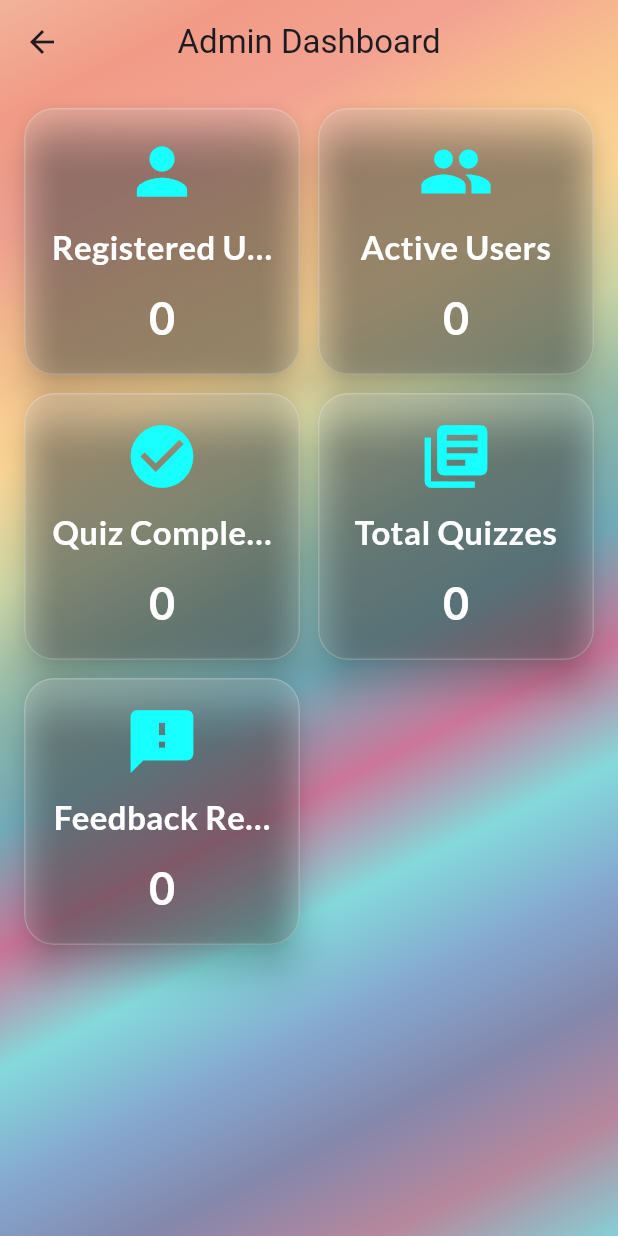
After one commit to BS-PMC-2024/BS-PMC-2024-Team18, a Flutter app: the AdminHomePage screen opened directly, after a tap on "dashboard page", on a phone screen of 412 x 824 dp. The commit adds this screen. Run offline on Flutter 3.47's test engine with Material 3 defaults, Android fonts, the phone set to English and light mode, and no system bars; our stand-ins replace animated_text_kit, file_picker, firebase_auth, firebase_core, firebase_database, fl_chart and 5 more; missing offline and left inert: easy_separator, syncfusion_flutter_pdf; accounts and stored records are empty.

Commit message:
BSPMS2418-95

```diff
--- /dev/null
+++ b/quiz_learn_app_ai/lib/admin_pages/admin_dashboard_page.dart
@@ -0,0 +1,251 @@
+import 'package:flutter/material.dart';
+import 'package:google_fonts/google_fonts.dart';
+import 'package:flutter_staggered_grid_view/flutter_staggered_grid_view.dart';
+import 'package:quiz_learn_app_ai/services/firebase_service.dart';
+import 'package:animations/animations.dart';
+import 'package:fl_chart/fl_chart.dart';
+
+class AdminDashboardPage extends StatefulWidget {
+  const AdminDashboardPage({super.key});
+
+  @override
+  AdminDashboardPageState createState() => AdminDashboardPageState();
+}
+
+class AdminDashboardPageState extends State<AdminDashboardPage> {
+  final FirebaseService _firebaseService = FirebaseService();
+
+  int _registeredUserCount = 0;
+  int _activeUserCount = 0;
+  int _quizCompletionCount = 0;
+  int _totalQuizzesCreated = 0;
+  int _totalFeedbackReceived = 0;
+  List<String> _systemAlerts = [];
+
+  @override
+  void initState() {
+    super.initState();
+    _loadMetrics();
+  }
+
+  Future<void> _loadMetrics() async {
+    try {
+      final registeredUserCount = await _firebaseService.getRegisteredUserCount();
+      final activeUserCount = await _firebaseService.getActiveUserCount();
+      final quizCompletionCount = await _firebaseService.getQuizCompletionCount();
+      final totalQuizzesCreated = await _firebaseService.getTotalQuizzesCreated();
+      final totalFeedbackReceived = await _firebaseService.getTotalFeedbackReceived();
+      final systemAlerts = await _firebaseService.getSystemPerformanceAlerts();
+
+      setState(() {
+        _registeredUserCount = registeredUserCount;
+        _activeUserCount = activeUserCount;
+        _quizCompletionCount = quizCompletionCount;
+        _totalQuizzesCreated = totalQuizzesCreated;
+        _totalFeedbackReceived = totalFeedbackReceived;
+        _systemAlerts = systemAlerts;
+      });
+    } catch (e) {
+      // Handle error
+    }
+  }
+
+  @override
+  Widget build(BuildContext context) {
+    return Scaffold(
+      appBar: AppBar(
+        title: const Text('Admin Dashboard'),
+        centerTitle: true,
+        backgroundColor: Colors.transparent,
+        elevation: 0,
+      ),
+      extendBodyBehindAppBar: true,
+      body: Container(
+        decoration: const BoxDecoration(
+          gradient: LinearGradient(
+            begin: Alignment.topLeft,
+            end: Alignment.bottomRight,
+            colors: [
+              Color(0xFFf2b39b),
+              Color(0xFFf19b86),
+              Color(0xFFf3a292),
+              Color(0xFFf8c18e),
+              Color(0xFFfcd797),
+              Color(0xFFcdd7a7),
+              Color(0xFF8fb8aa),
+              Color(0xFF73adbb),
+              Color(0xFFcc7699),
+              Color(0xFF84d9db),
+              Color(0xFF85a8cf),
+              Color(0xFF8487ac),
+              Color(0xFFb7879c),
+              Color(0xFF86cfd6),
+            ],
+          ),
+        ),
+        padding: const EdgeInsets.all(16.0),
+        child: MasonryGridView.count(
+          crossAxisCount: 2,
+          mainAxisSpacing: 12,
+          crossAxisSpacing: 12,
+          itemCount: 5 + _systemAlerts.length,
+          itemBuilder: (context, index) {
+            if (index < 5) {
+              switch (index) {
+                case 0:
+                  return _buildMetricCard('Registered Users', _registeredUserCount, Icons.person);
+                case 1:
+                  return _buildMetricCard('Active Users', _activeUserCount, Icons.people);
+                case 2:
+                  return _buildMetricCard('Quiz Completions', _quizCompletionCount, Icons.check_circle);
+                case 3:
+                  return _buildMetricCard('Total Quizzes', _totalQuizzesCreated, Icons.library_books);
+                case 4:
+                  return _buildMetricCard('Feedback Received', _totalFeedbackReceived, Icons.feedback);
+              }
+            } else {
+              return _buildAlertCard(_systemAlerts[index - 5]);
+            }
+            return Container();
+          },
+        ),
+      ),
+    );
+  }
+
+  Widget _buildMetricCard(String title, dynamic value, IconData icon) {
+    return OpenContainer(
+      closedElevation: 10,
+      closedShape: RoundedRectangleBorder(borderRadius: BorderRadius.circular(20)),
+      closedColor: Colors.white.withOpacity(0.1),
+      openBuilder: (context, _) => DetailPage(title: title, value: value),
+      closedBuilder: (context, openContainer) => GestureDetector(
+        onTap: openContainer,
+        child: Container(
+          padding: const EdgeInsets.all(16.0),
+          decoration: BoxDecoration(
+            boxShadow: const [
+              BoxShadow(
+                color: Colors.black26,
+                blurRadius: 20,
+                offset: Offset(0, 10),
+              ),
+            ],
+            borderRadius: BorderRadius.circular(20),
+            border: Border.all(color: Colors.white.withOpacity(0.2)),
+            gradient: LinearGradient(
+              colors: [Colors.white.withOpacity(0.1), Colors.white.withOpacity(0.05)],
+              begin: Alignment.topLeft,
+              end: Alignment.bottomRight,
+            ),
+          ),
+          child: Column(
+            mainAxisAlignment: MainAxisAlignment.center,
+            children: [
+              Icon(icon, size: 50, color: Colors.cyanAccent),
+              const SizedBox(height: 10),
+              Text(
+                title,
+                style: GoogleFonts.lato(fontSize: 22, fontWeight: FontWeight.bold, color: Colors.white),
+                textAlign: TextAlign.center,
+                overflow: TextOverflow.ellipsis,
+                maxLines: 1,
+              ),
+              const SizedBox(height: 10),
+              Text(
+                value.toString(),
+                style: GoogleFonts.lato(fontSize: 30, fontWeight: FontWeight.bold, color: Colors.white),
+              ),
+            ],
+          ),
+        ),
+      ),
+    );
+  }
+
+  Widget _buildAlertCard(String alert) {
+    return Card(
+      elevation: 10,
+      shape: RoundedRectangleBorder(borderRadius: BorderRadius.circular(20)),
+      color: Colors.redAccent.withOpacity(0.1),
+      child: Container(
+        padding: const EdgeInsets.all(16.0),
+        child: Column(
+          mainAxisAlignment: MainAxisAlignment.center,
+          children: [
+            const Icon(Icons.warning, size: 50, color: Colors.redAccent),
+            const SizedBox(height: 10),
+            Text(
+              'Alert',
+              style: GoogleFonts.lato(fontSize: 22, fontWeight: FontWeight.bold, color: Colors.redAccent),
+              textAlign: TextAlign.center,
+              overflow: TextOverflow.ellipsis,
+              maxLines: 1,
+            ),
+            const SizedBox(height: 10),
+            Text(
+              alert,
+              style: GoogleFonts.lato(fontSize: 16, color: Colors.redAccent),
+              textAlign: TextAlign.center,
+              overflow: TextOverflow.ellipsis,
+              maxLines: 2,
+            ),
+          ],
+        ),
+      ),
+    );
+  }
+}
+
+class DetailPage extends StatelessWidget {
+  final String title;
+  final dynamic value;
+
+  const DetailPage({super.key, required this.title, required this.value});
+
+  @override
+  Widget build(BuildContext context) {
+    return Scaffold(
+      appBar: AppBar(
+        title: Text(title),
+        backgroundColor: Colors.blue,
+      ),
+      body: Center(
+        child: Padding(
+          padding: const EdgeInsets.all(16.0),
+          child: LineChart(
+            LineChartData(
+              gridData: const FlGridData(show: true, drawVerticalLine: true),
+              borderData: FlBorderData(
+                show: true,
+                border: Border.all(color: Colors.white.withOpacity(0.2)),
+              ),
+              lineBarsData: [
+                LineChartBarData(
+                  spots: [
+                    FlSpot(0, value.toDouble()),
+                    FlSpot(1, value.toDouble() + 1),
+                    FlSpot(2, value.toDouble() - 1),
+                    FlSpot(3, value.toDouble() + 2),
+                  ],
+                  isCurved: true,
+                  color: Colors.cyanAccent,
+                  barWidth: 4,
+                  belowBarData: BarAreaData(show: true, color: Colors.cyanAccent.withOpacity(0.3)),
+                ),
+              ],
+              titlesData: const FlTitlesData(
+                leftTitles: AxisTitles(
+                  sideTitles: SideTitles(showTitles: true, reservedSize: 40),
+                ),
+                bottomTitles: AxisTitles(
+                  sideTitles: SideTitles(showTitles: true, reservedSize: 40),
+                ),
+              ),
+            ),
+          ),
+        ),
+      ),
+    );
+  }
+}
--- a/quiz_learn_app_ai/lib/admin_pages/admin_home_page.dart
+++ b/quiz_learn_app_ai/lib/admin_pages/admin_home_page.dart
@@ -3,6 +3,7 @@ import 'package:flutter/material.dart';
 import 'package:firebase_auth/firebase_auth.dart';
 import 'package:animated_text_kit/animated_text_kit.dart';
 import 'package:quiz_learn_app_ai/admin_pages/admin_compliance_page.dart';
+import 'package:quiz_learn_app_ai/admin_pages/admin_dashboard_page.dart';
 import 'package:quiz_learn_app_ai/admin_pages/admin_quiz_reports_page.dart';
 import 'package:quiz_learn_app_ai/admin_pages/admin_user_management_page.dart';
 import 'package:quiz_learn_app_ai/auth_pages/auth.dart';
@@ -293,6 +294,17 @@ String _formatUserName(String? email) {
             );
           },
         ),
+          _buildActionCard(
+          icon: Icons.monitor,
+          title: 'dashboard page',
+          description: 'monitor platform metrics.',
+          onTap: () {
+            Navigator.push(
+              context,
+              MaterialPageRoute(builder: (context) => const AdminDashboardPage()),
+            );
+          },
+        ),
       ],
     );
   }
--- a/quiz_learn_app_ai/lib/lecturer_pages/lecturer_home_page.dart
+++ b/quiz_learn_app_ai/lib/lecturer_pages/lecturer_home_page.dart
@@ -9,6 +9,7 @@ import 'package:quiz_learn_app_ai/lecturer_pages/lecturer_profile_page.dart';
 import 'package:quiz_learn_app_ai/lecturer_pages/lecturer_quiz_statistics_page.dart';
 import 'package:quiz_learn_app_ai/lecturer_pages/my_quizzes_page.dart';
 import 'package:quiz_learn_app_ai/quiz_search/quiz_list_screen.dart';
+import 'package:quiz_learn_app_ai/services/file_upload_download_page.dart';
 import 'package:quiz_learn_app_ai/services/firebase_service.dart';
 import 'package:animated_text_kit/animated_text_kit.dart';
 
@@ -218,6 +219,8 @@ String _formatUserName(String? email) {
     {'icon': Icons.quiz, 'label': 'My Built Quizzes', 'route': const MyQuizzesPage()},
     {'icon': Icons.person, 'label': 'Lecturer Profile', 'route': const LecturerProfilePage()},
      {'icon': Icons.insert_chart, 'label': 'Lecturer Statistics', 'route': const LecturerQuizStatisticsPage()},
+         {'icon': Icons.file_upload_sharp, 'label': 'Files - Study Materials', 'route':   const FileUploadPage()},
+
   ];
 
   return Column(
--- a/quiz_learn_app_ai/lib/services/firebase_service.dart
+++ b/quiz_learn_app_ai/lib/services/firebase_service.dart
@@ -15,6 +15,154 @@ class FirebaseService {
       : _database = database ?? FirebaseDatabase.instance.ref(),   _auth = auth ?? FirebaseAuth.instance;
 
 
+
+
+
+  Future<String> getLecturerId() async {
+    final User? user = _auth.currentUser;
+    if (user == null) {
+      throw Exception('User not logged in');
+    }
+    return user.uid; // User ID is used as lecturer ID
+  }
+
+
+  Future<int> getRegisteredUserCount() async {
+    try {
+      final snapshot = await _database.child('students').get();
+      if (snapshot.exists) {
+        return (snapshot.value as Map).length;
+      }
+    } catch (e) {
+      throw Exception('Error fetching registered user count: $e');
+    }
+    return 0;
+  }
+
+  Future<int> getQuizCompletionCount() async {
+    try {
+      final snapshot = await _database.child('students').get();
+      if (snapshot.exists) {
+        final students = snapshot.value as Map<dynamic, dynamic>;
+        int completionCount = 0;
+        students.forEach((userId, userData) {
+          if (userData['quizResults'] != null) {
+            completionCount += (userData['quizResults'] as Map).length;
+          }
+        });
+        return completionCount;
+      }
+    } catch (e) {
+      throw Exception('Error fetching quiz completion count: $e');
+    }
+    return 0;
+  }
+
+  Future<int> getActiveUserCount() async {
+    try {
+      final snapshot = await _database.child('students').get();
+      if (snapshot.exists) {
+        final students = snapshot.value as Map<dynamic, dynamic>;
+        final now = DateTime.now();
+        int activeUserCount = 0;
+        students.forEach((userId, userData) {
+          if (userData['quizResults'] != null) {
+            final quizResults = userData['quizResults'] as Map;
+            quizResults.forEach((resultId, resultData) {
+              final quizDate = DateTime.parse(resultData['date']);
+              if (now.difference(quizDate).inDays <= 7) {
+                activeUserCount++;
+                return;
+              }
+            });
+          }
+        });
+        return activeUserCount;
+      }
+    } catch (e) {
+      throw Exception('Error fetching active user count: $e');
+    }
+    return 0;
+  }
+
+Future<int> getTotalQuizzesCreated() async {
+  try {
+    final snapshot = await _database.child('lecturers').get();
+    if (snapshot.exists) {
+      final lecturers = snapshot.value as Map<dynamic, dynamic>;
+      int totalQuizzes = 0;
+
+      lecturers.forEach((lecturerId, lecturerData) {
+        if (lecturerData['quizzes'] != null) {
+          final quizzes = lecturerData['quizzes'] as Map<dynamic, dynamic>;
+          totalQuizzes += quizzes.length;
+        }
+      });
+
+      return totalQuizzes;
+    }
+  } catch (e) {
+    throw Exception('Error fetching total quizzes created: $e');
+  }
+  return 0;
+}
+ Future<int> getTotalFeedbackReceived() async {
+  try {
+    final snapshot = await _database.child('students').get();
+    if (snapshot.exists) {
+      final students = snapshot.value as Map<dynamic, dynamic>;
+      int totalFeedback = 0;
+
+      students.forEach((userId, userData) {
+        if (userData['quizResults'] != null) {
+          final quizResults = userData['quizResults'] as Map<dynamic, dynamic>;
+          quizResults.forEach((resultId, resultData) {
+            if (resultData['feedback'] != null) {
+              totalFeedback++;
+            }
+          });
+        }
+      });
+
+      return totalFeedback;
+    }
+  } catch (e) {
+    throw Exception('Error fetching total feedback received: $e');
+  }
+  return 0;
+}
+
+  Future<List<String>> getSystemPerformanceAlerts() async {
+    List<String> alerts = [];
+    try {
+      final snapshot = await _database.child('students').get();
+      if (snapshot.exists) {
+        final students = snapshot.value as Map<dynamic, dynamic>;
+        int totalPoints = 0;
+        int totalQuizzes = 0;
+
+        students.forEach((userId, userData) {
+          if (userData['quizResults'] != null) {
+            final quizResults = userData['quizResults'] as Map;
+            quizResults.forEach((resultId, resultData) {
+              totalPoints += int.tryParse(resultData['points']) ?? 0;
+              totalQuizzes++;
+            });
+          }
+        });
+
+        if (totalQuizzes > 0) {
+          double averageScore = totalPoints / totalQuizzes;
+          if (averageScore < 50) { // Threshold for alert
+            alerts.add('Average quiz score is below 50.');
+          }
+        }
+      }
+    } catch (e) {
+      throw Exception('Error fetching system performance alerts: $e');
+    }
+    return alerts;
+  }
 
 
 
```
Also changed, not shown: quiz_learn_app_ai/lib/services/file_upload_download_page.dart (added, +309 -0 lines), quiz_learn_app_ai/pubspec.yaml (+7 -0 lines), quiz_learn_app_ai/pubspec.lock, 1 other file.
